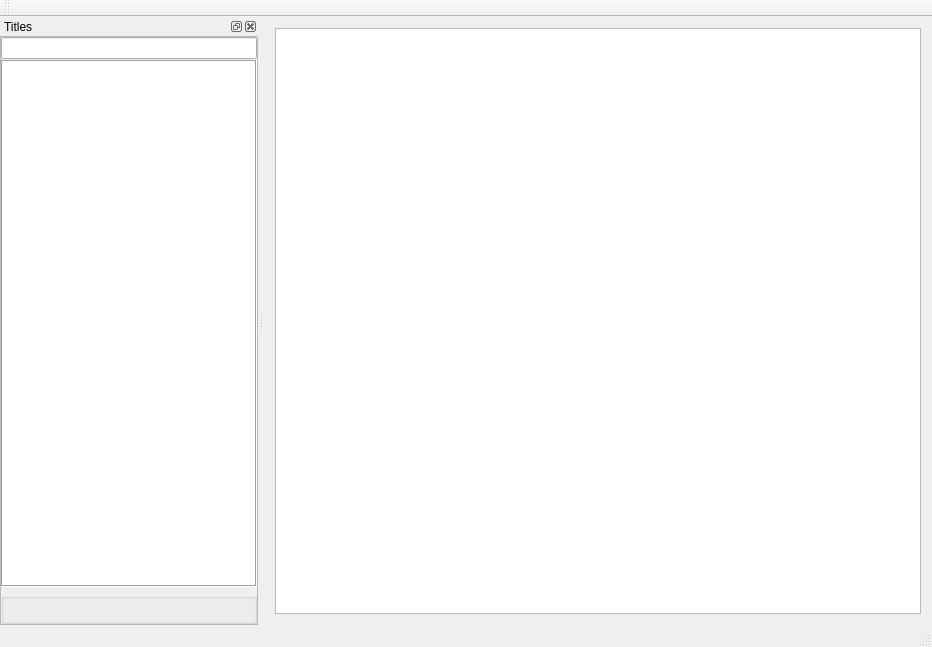
First picture: the form in mainwindow.ui, repository ijprest/GCDCollector, before the edit.
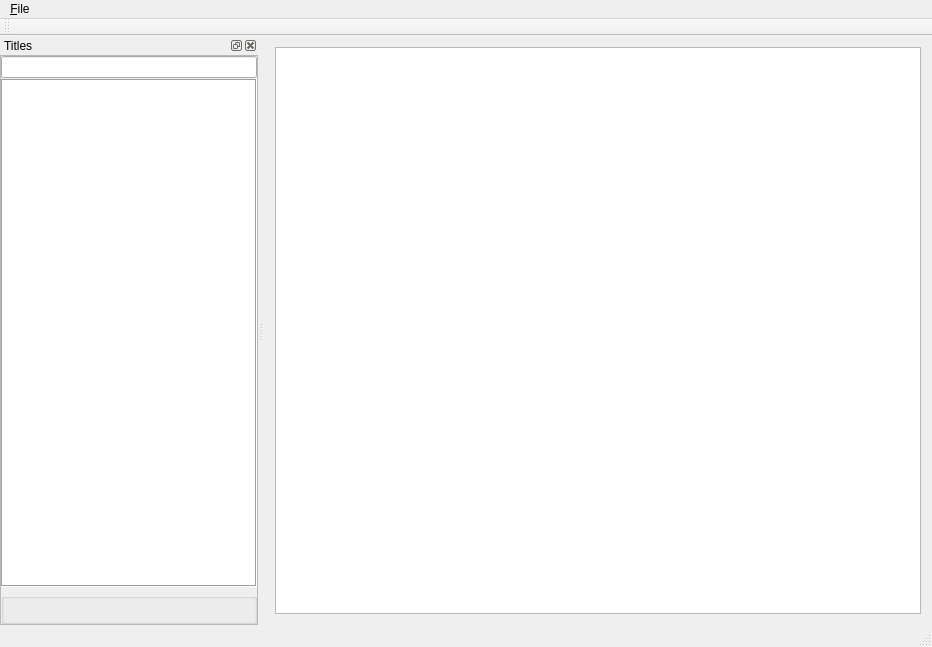
Second picture: the form after the edit. Custom widgets are drawn as their Qt base class.

Commit message: started hooking up file menu commands

The edit to the form file:
```diff
--- a/mainwindow.ui
+++ b/mainwindow.ui
@@ -16,7 +16,38 @@
   <widget class="QWidget" name="centralWidget">
    <layout class="QVBoxLayout" name="verticalLayout_4">
     <item>
-     <widget class="IssueList" name="tableView"/>
+     <widget class="IssueList" name="tableView">
+      <property name="alternatingRowColors">
+       <bool>true</bool>
+      </property>
+      <property name="selectionMode">
+       <enum>QAbstractItemView::ExtendedSelection</enum>
+      </property>
+      <property name="selectionBehavior">
+       <enum>QAbstractItemView::SelectRows</enum>
+      </property>
+      <property name="showGrid">
+       <bool>false</bool>
+      </property>
+      <property name="wordWrap">
+       <bool>false</bool>
+      </property>
+      <property name="cornerButtonEnabled">
+       <bool>false</bool>
+      </property>
+      <attribute name="horizontalHeaderStretchLastSection">
+       <bool>true</bool>
+      </attribute>
+      <attribute name="verticalHeaderVisible">
+       <bool>false</bool>
+      </attribute>
+      <attribute name="verticalHeaderDefaultSectionSize">
+       <number>18</number>
+      </attribute>
+      <attribute name="verticalHeaderMinimumSectionSize">
+       <number>18</number>
+      </attribute>
+     </widget>
     </item>
    </layout>
   </widget>
@@ -29,6 +60,15 @@
      <height>22</height>
     </rect>
    </property>
+   <widget class="QMenu" name="menu_File">
+    <property name="title">
+     <string>&amp;File</string>
+    </property>
+    <addaction name="action_New"/>
+    <addaction name="action_Open"/>
+    <addaction name="action_Close"/>
+   </widget>
+   <addaction name="menu_File"/>
   </widget>
   <widget class="QToolBar" name="mainToolBar">
    <attribute name="toolBarArea">
@@ -131,6 +171,12 @@
              <attribute name="verticalHeaderVisible">
               <bool>false</bool>
              </attribute>
+             <attribute name="verticalHeaderDefaultSectionSize">
+              <number>18</number>
+             </attribute>
+             <attribute name="verticalHeaderMinimumSectionSize">
+              <number>18</number>
+             </attribute>
             </widget>
            </item>
           </layout>
```
Left out of the diff: 31 changed lines with no effect on the pictures. The commit also changes 2 other files.
